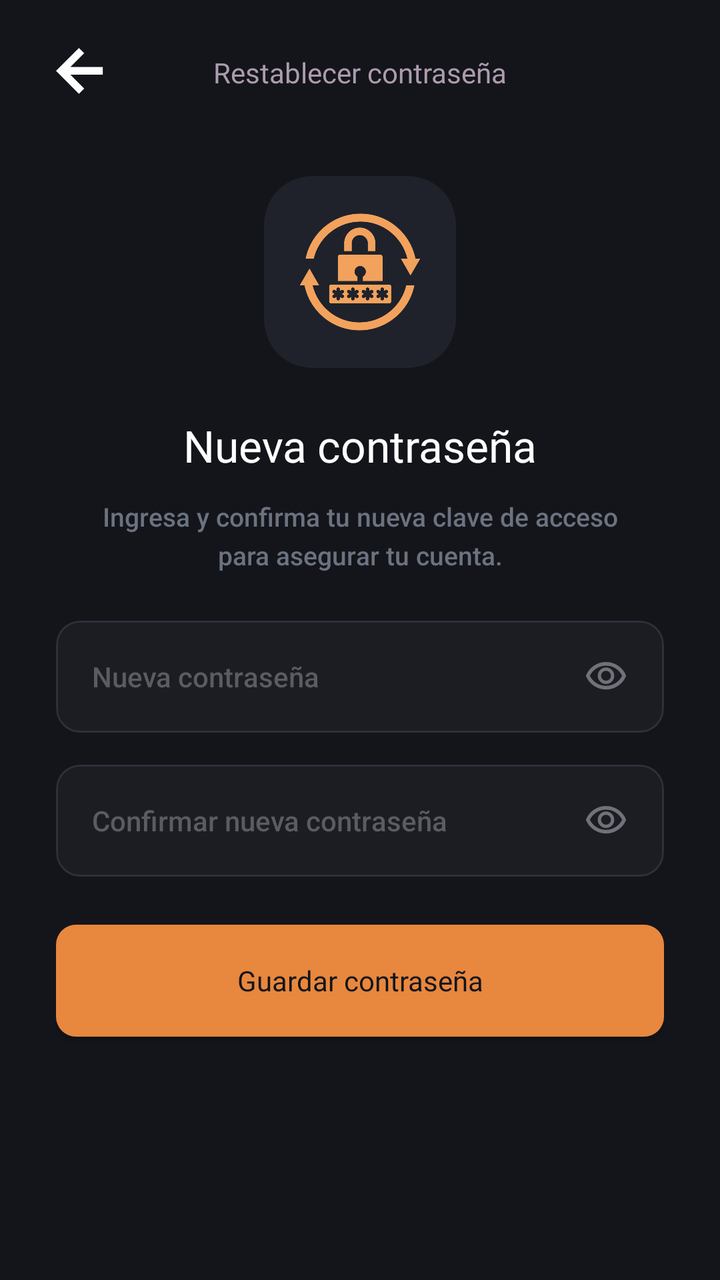
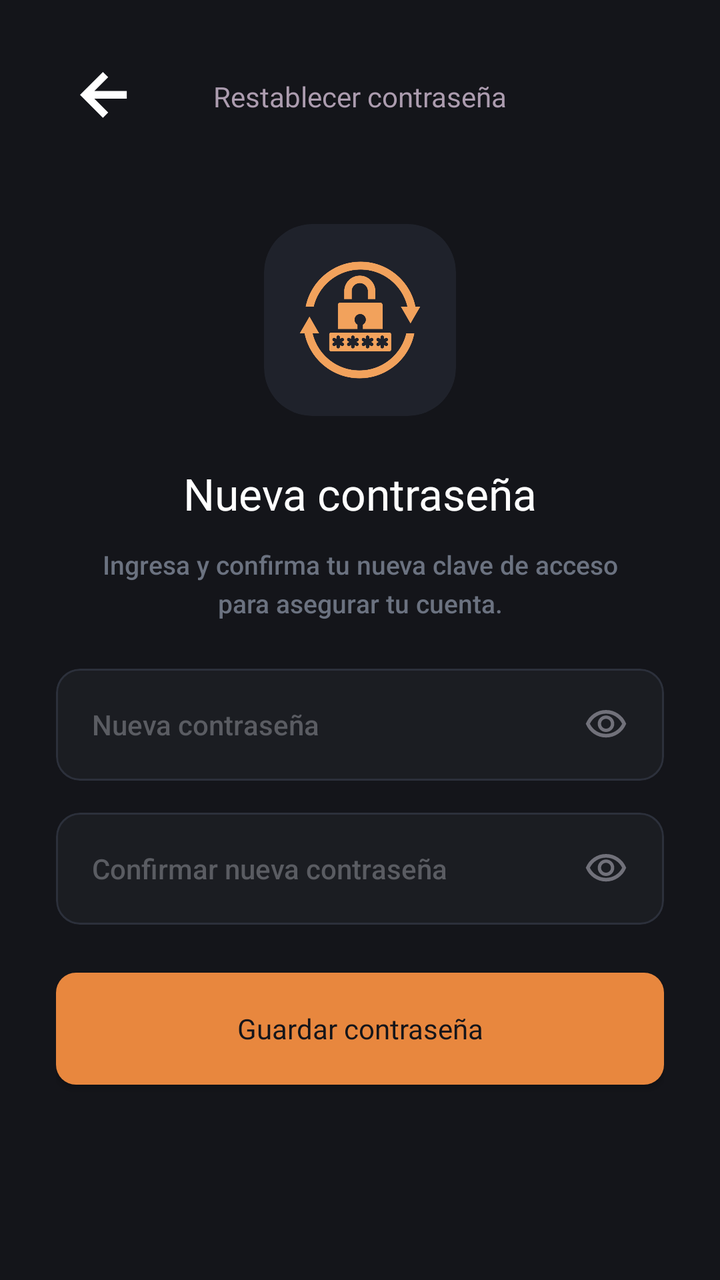

Screens rendered from an Android XML layout before and after an edit, with the pre-edit source and the edit as a unified diff.
<!-- AndroidManifest.xml: application theme Theme.MyApplication -->
<!-- res/layout/activity_reset_password.xml -->
<?xml version="1.0" encoding="utf-8"?>
<androidx.constraintlayout.widget.ConstraintLayout xmlns:android="http://schemas.android.com/apk/res/android"
    xmlns:app="http://schemas.android.com/apk/res-auto"
    android:layout_width="match_parent"
    android:layout_height="match_parent"
    android:background="#14151A"
    android:paddingHorizontal="28dp"
    android:paddingTop="24dp"
    android:paddingBottom="36dp">

    
    <ImageView
        android:id="@+id/btnBack"
        android:layout_width="24dp"
        android:layout_height="24dp"
        android:clickable="true"
        android:focusable="true"
        android:src="@drawable/flecha"
        app:layout_constraintStart_toStartOf="parent"
        app:layout_constraintTop_toTopOf="parent"
        app:tint="#FFFFFF" />

    
    <TextView
        android:id="@+id/tvTopTitle"
        android:layout_width="wrap_content"
        android:layout_height="wrap_content"
        android:fontFamily="@font/inter_bold"
        android:text="Restablecer contraseña"
        android:textColor="#AC9CAF"
        android:textSize="14sp"
        app:layout_constraintBottom_toBottomOf="@id/btnBack"
        app:layout_constraintEnd_toEndOf="parent"
        app:layout_constraintStart_toStartOf="parent"
        app:layout_constraintTop_toTopOf="@id/btnBack" />

    
    <ScrollView
        android:id="@+id/scrollResetContent"
        android:layout_width="0dp"
        android:layout_height="0dp"
        android:layout_marginTop="16dp"
        android:clipToPadding="false"
        android:fillViewport="true"
        android:overScrollMode="ifContentScrolls"
        app:layout_constraintBottom_toBottomOf="parent"
        app:layout_constraintEnd_toEndOf="parent"
        app:layout_constraintStart_toStartOf="parent"
        app:layout_constraintTop_toBottomOf="@id/btnBack">

        
        <LinearLayout
            android:layout_width="match_parent"
            android:layout_height="wrap_content"
            android:gravity="center_horizontal"
            android:orientation="vertical"
            android:paddingTop="24dp"
            android:paddingBottom="16dp">

            
            <com.google.android.material.card.MaterialCardView
                android:layout_width="96dp"
                android:layout_height="96dp"
                app:cardBackgroundColor="#1F222B"
                app:cardCornerRadius="24dp"
                app:cardElevation="0dp"
                app:strokeWidth="0dp">

                <ImageView
                    android:layout_width="64dp"
                    android:layout_height="64dp"
                    android:layout_gravity="center"
                    android:contentDescription="Icono de restablecimiento"
                    android:src="@drawable/ic_reset_password"
                    app:tint="#F2A25C" />
            </com.google.android.material.card.MaterialCardView>

            <TextView
                android:layout_width="wrap_content"
                android:layout_height="wrap_content"
                android:layout_marginTop="24dp"
                android:fontFamily="@font/inter_bold"
                android:text="Nueva contraseña"
                android:textColor="#FFFFFF"
                android:textSize="22sp" />

            <TextView
                android:layout_width="280dp"
                android:layout_height="wrap_content"
                android:layout_marginTop="12dp"
                android:fontFamily="sans-serif-medium"
                android:gravity="center"
                android:lineSpacingExtra="4dp"
                android:text="Ingresa y confirma tu nueva clave de acceso para asegurar tu cuenta."
                android:textColor="#6B7280"
                android:textSize="13sp" />

            
            <com.google.android.material.card.MaterialCardView
                android:layout_width="match_parent"
                android:layout_height="56dp"
                android:layout_marginTop="24dp"
                app:cardBackgroundColor="#1B1D22"
                app:cardCornerRadius="12dp"
                app:cardElevation="0dp"
                app:strokeColor="#2C303B"
                app:strokeWidth="1dp">

                <RelativeLayout
                    android:layout_width="match_parent"
                    android:layout_height="match_parent"
                    android:paddingHorizontal="18dp">

                    <EditText
                        android:id="@+id/etNewPassword"
                        android:layout_width="match_parent"
                        android:layout_height="match_parent"
                        android:layout_toStartOf="@id/ivTogglePassword1"
                        android:background="@null"
                        android:fontFamily="sans-serif-medium"
                        android:hint="Nueva contraseña"
                        android:inputType="textPassword"
                        android:textColor="#FFFFFF"
                        android:textColorHint="#5A5C62"
                        android:textSize="14sp" />

                    <ImageView
                        android:id="@+id/ivTogglePassword1"
                        android:layout_width="22dp"
                        android:layout_height="22dp"
                        android:layout_alignParentEnd="true"
                        android:layout_centerVertical="true"
                        android:contentDescription="Mostrar contraseña"
                        android:src="@drawable/ojo" />
                </RelativeLayout>
            </com.google.android.material.card.MaterialCardView>

            
            <com.google.android.material.card.MaterialCardView
                android:layout_width="match_parent"
                android:layout_height="56dp"
                android:layout_marginTop="16dp"
                app:cardBackgroundColor="#1B1D22"
                app:cardCornerRadius="12dp"
                app:cardElevation="0dp"
                app:strokeColor="#2C303B"
                app:strokeWidth="1dp">

                <RelativeLayout
                    android:layout_width="match_parent"
                    android:layout_height="match_parent"
                    android:paddingHorizontal="18dp">

                    <EditText
                        android:id="@+id/etConfirmPassword"
                        android:layout_width="match_parent"
                        android:layout_height="match_parent"
                        android:layout_toStartOf="@id/ivTogglePassword2"
                        android:background="@null"
                        android:fontFamily="sans-serif-medium"
                        android:hint="Confirmar nueva contraseña"
                        android:inputType="textPassword"
                        android:textColor="#FFFFFF"
                        android:textColorHint="#5A5C62"
                        android:textSize="14sp" />

                    <ImageView
                        android:id="@+id/ivTogglePassword2"
                        android:layout_width="22dp"
                        android:layout_height="22dp"
                        android:layout_alignParentEnd="true"
                        android:layout_centerVertical="true"
                        android:contentDescription="Mostrar contraseña"
                        android:src="@drawable/ojo" />
                </RelativeLayout>
            </com.google.android.material.card.MaterialCardView>

            
            <androidx.appcompat.widget.AppCompatButton
                android:id="@+id/btnSavePassword"
                android:layout_width="match_parent"
                android:layout_height="56dp"
                android:layout_marginTop="24dp"
                android:background="@drawable/bg_primary_button"
                android:fontFamily="@font/inter_bold"
                android:text="Guardar contraseña"
                android:textAllCaps="false"
                android:textColor="#14151A"
                android:textSize="14sp"
                app:backgroundTint="@null" />

        </LinearLayout>
    </ScrollView>

</androidx.constraintlayout.widget.ConstraintLayout>
<!-- resources referenced by this layout -->
<resources>
  <!-- drawable bg_primary_button (drawable) -->
  <?xml version="1.0" encoding="utf-8"?>
  <shape xmlns:android="http://schemas.android.com/apk/res/android"
      android:shape="rectangle">
      <corners android:radius="10dp" />
      <solid android:color="#E8873E" />
  </shape>
  <!-- drawable flecha (drawable) -->
  <vector xmlns:android="http://schemas.android.com/apk/res/android"
      android:width="15dp"
      android:height="15dp"
      android:viewportWidth="15"
      android:viewportHeight="15">
    <path
        android:pathData="M7.159,14.318L0,7.159L7.159,-0L8.807,1.633L4.482,5.959H14.616V8.359H4.482L8.807,12.677L7.159,14.318Z"
        android:fillColor="#9A9A9A"/>
  </vector>
  <!-- drawable ic_reset_password: png bitmap (drawable, 18377 bytes) -->
  <!-- drawable ojo (drawable) -->
  <vector xmlns:android="http://schemas.android.com/apk/res/android"
      android:width="24dp"
      android:height="24dp"
      android:viewportWidth="960"
      android:viewportHeight="960">
    <path
        android:pathData="M607.5,587.5Q660,535 660,460t-52.5,-127.5Q555,280 480,280t-127.5,52.5Q300,385 300,460t52.5,127.5Q405,640 480,640t127.5,-52.5ZM403.5,536.5Q372,505 372,460t31.5,-76.5Q435,352 480,352t76.5,31.5Q588,415 588,460t-31.5,76.5Q525,568 480,568t-76.5,-31.5ZM214,678.5Q94,597 40,460q54,-137 174,-218.5T480,160q146,0 266,81.5T920,460q-54,137 -174,218.5T480,760q-146,0 -266,-81.5ZM480,460ZM687.5,620.5Q782,561 832,460q-50,-101 -144.5,-160.5T480,240q-113,0 -207.5,59.5T128,460q50,101 144.5,160.5T480,680q113,0 207.5,-59.5Z"
        android:fillColor="#71717A"/>
  </vector>
  <style name="Theme.MyApplication" parent="Base.Theme.MyApplication" />
  <style name="Base.Theme.MyApplication" parent="Theme.Material3.DayNight.NoActionBar">
          <item name="android:windowBackground">#000000</item>
      </style>
</resources>

<!-- the commit's change to res/layout/activity_reset_password.xml (unified diff, before → after) -->
@@ -11,8 +11,10 @@
     
     <ImageView
         android:id="@+id/btnBack"
-        android:layout_width="24dp"
-        android:layout_height="24dp"
+        android:layout_width="48dp"
+        android:layout_height="48dp"
+        android:contentDescription="Volver"
+        android:padding="12dp"
         android:clickable="true"
         android:focusable="true"
         android:src="@drawable/flecha"
@@ -85,7 +87,8 @@
                 android:textSize="22sp" />
 
             <TextView
-                android:layout_width="280dp"
+                android:layout_width="wrap_content"
+                android:maxWidth="280dp"
                 android:layout_height="wrap_content"
                 android:layout_marginTop="12dp"
                 android:fontFamily="sans-serif-medium"
